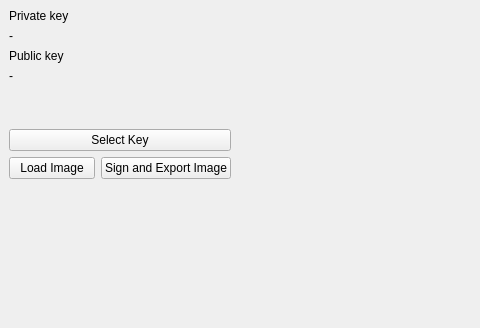
This is Encryptor/src/window/mainwindow/MainWindow.ui in kelvinchin12070811/ADSI as Qt 5 draws it before an edit; both pictures show x 0 to 480 and y 0 to 328 of the 921 by 506 pixel window. The edited form follows.
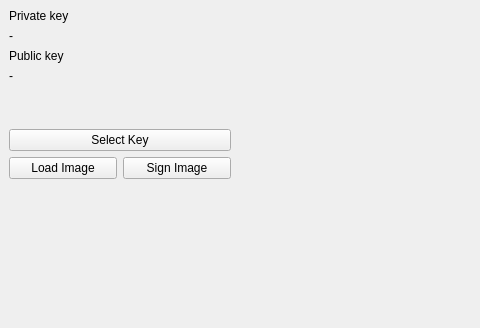
This is the edited form. Custom widgets are drawn as their Qt base class.

Commit message: 💄 Updated text for sign image button

```diff
--- a/Encryptor/src/window/mainwindow/MainWindow.ui
+++ b/Encryptor/src/window/mainwindow/MainWindow.ui
@@ -153,7 +153,7 @@
           <item>
            <widget class="QPushButton" name="btnImageExport">
             <property name="text">
-             <string>Sign and Export Image</string>
+             <string>Sign Image</string>
             </property>
            </widget>
           </item>
```
